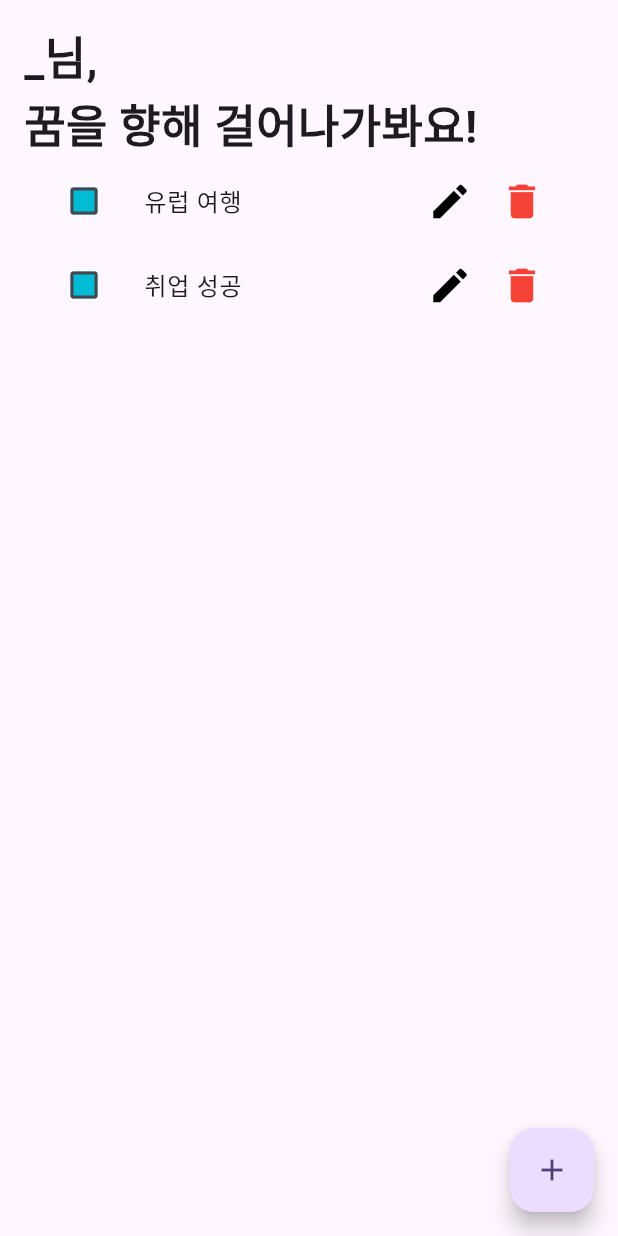
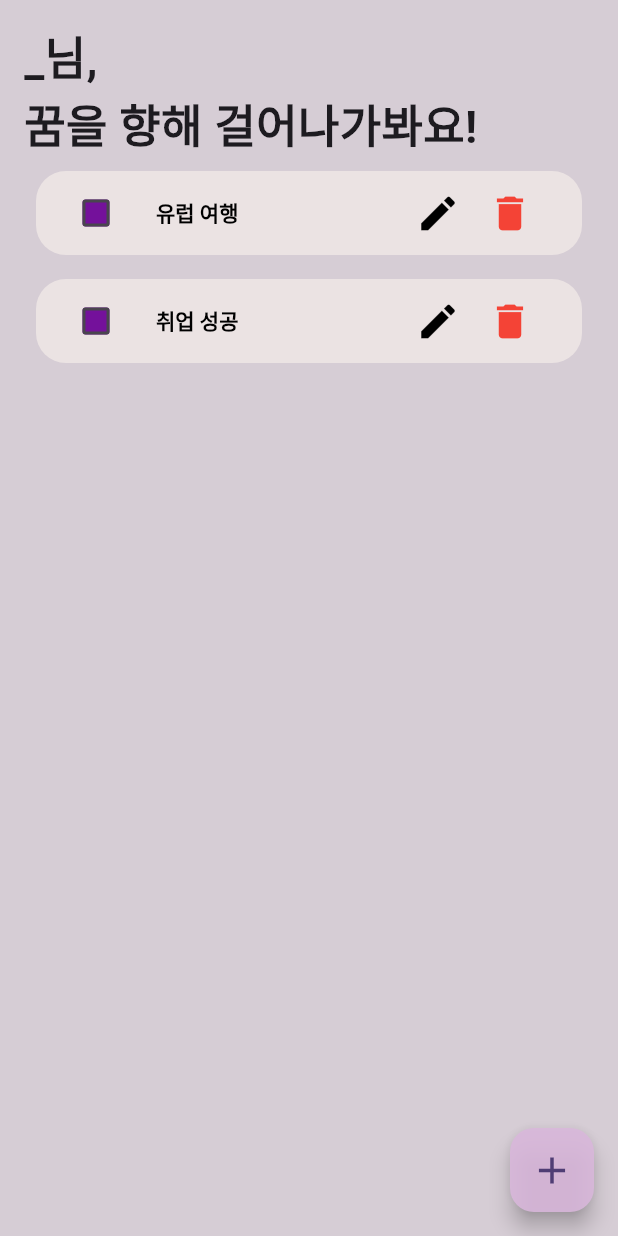
Before and after one commit to CHERIN2/bucketlist_team15, a Flutter app: the screen it shows after launch, on a phone screen of 412 x 824 dp. Run offline on Flutter 3.47's test engine with Material 2 defaults, Android fonts, the phone set to English and light mode, and no system bars; our stand-ins replace shared_preferences.

Commit message:
change UI

```diff
--- a/bucketlist_team15/lib/homePage.dart
+++ b/bucketlist_team15/lib/homePage.dart
@@ -44,6 +44,7 @@ class _MyHomePageState extends State<MyHomePage> {
           ),
         ),
         floatingActionButton: FloatingActionButton(
+          backgroundColor: Color.fromARGB(225, 217, 183, 219),
           onPressed: () {
             showDialog(
                 context: context,
@@ -52,7 +53,10 @@ class _MyHomePageState extends State<MyHomePage> {
                 });
           },
           tooltip: '버킷리스트 추가하기',
-          child: const Icon(Icons.add),
+          child: const Icon(
+            Icons.add,
+            size: 30,
+          ),
         ),
       );
     });
--- a/bucketlist_team15/lib/main.dart
+++ b/bucketlist_team15/lib/main.dart
@@ -27,6 +27,7 @@ class MyApp extends StatelessWidget {
       debugShowCheckedModeBanner: false,
       title: 'BucketList_team15',
       theme: ThemeData(
+        scaffoldBackgroundColor: Color.fromARGB(255, 214, 205, 213),
         colorScheme: ColorScheme.fromSeed(seedColor: Colors.deepPurple),
         useMaterial3: true,
       ),
--- a/bucketlist_team15/lib/widget/bucketListTile.dart
+++ b/bucketlist_team15/lib/widget/bucketListTile.dart
@@ -18,21 +18,27 @@ class _bucketListTileState extends State<bucketListTile> {
   Widget build(BuildContext context) {
     BucketService bucketService = context.read<BucketService>();
 
-    return ListTile(
+    return Padding(
+      padding: const EdgeInsets.all(8),
+      child: ListTile(
         // checkBox
+        tileColor: const Color.fromARGB(255, 235, 227, 227),
+        shape: RoundedRectangleBorder(
+            borderRadius: BorderRadius.all(Radius.circular(20))),
         leading: Checkbox(
-        fillColor: MaterialStatePropertyAll(Colors.cyan),
+          fillColor:
+              MaterialStatePropertyAll(Color.fromARGB(255, 116, 17, 155)),
           value: bucketService.bucketList[widget.index].isChecked,
           onChanged: (value) {
             // bucketService.bucketList[widget.index].isChecked = value!;
             // bucketService.isCheckedBucket(index: widget.index, value: value);
-          bucketService.checkedBucket(
-              index: widget.index,
-              value: bucketService.bucketList[widget.index].isChecked);
+            bucketService.checkedBucket(index: widget.index);
           },
         ),
         // content
         title: Text(bucketService.bucketList[widget.index].content),
+        titleTextStyle:
+            TextStyle(color: Colors.black, fontWeight: FontWeight.bold),
         trailing: Row(
           mainAxisSize: MainAxisSize.min,
           children: [
@@ -66,6 +72,7 @@ class _bucketListTileState extends State<bucketListTile> {
             ),
           ],
         ),
+      ),
     );
   }
 }
```
Lines whose indentation alone changed are shown as unchanged.
